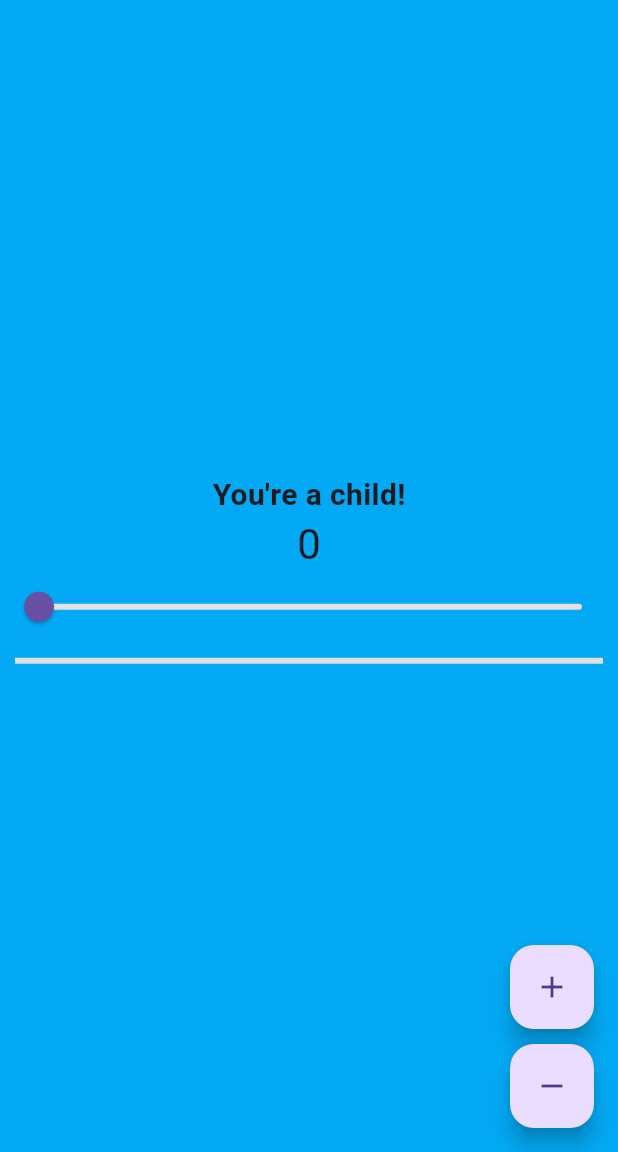
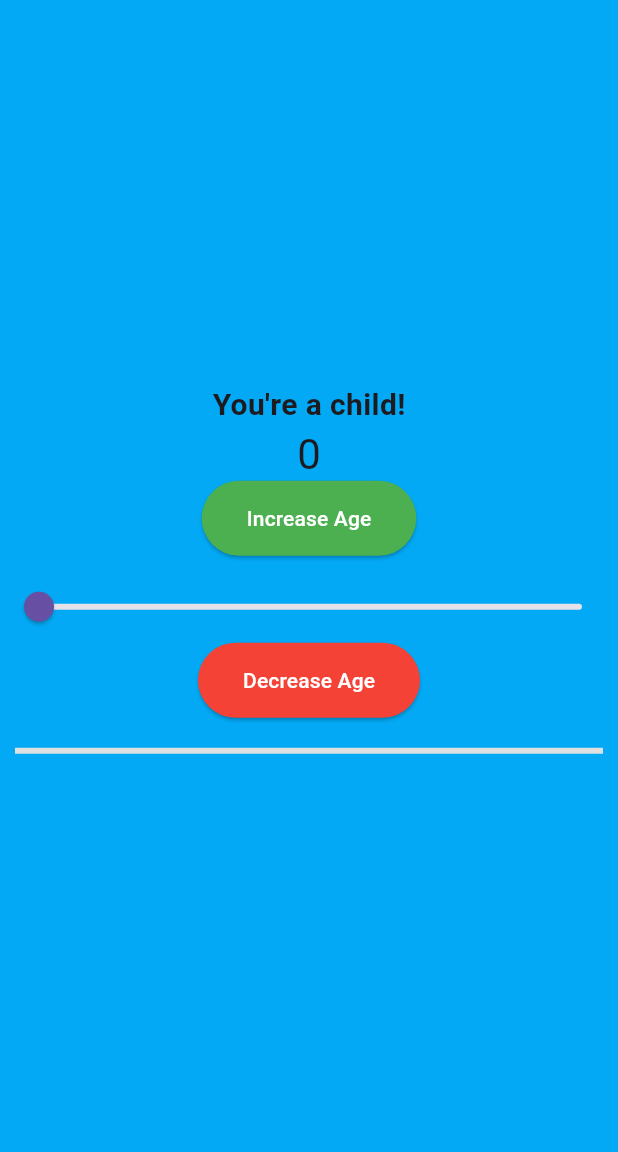
Before and after one commit to Dhruvv0203/provider_counter_app, a Flutter app: the screen it shows after launch, on a phone screen of 412 x 824 dp, the part 84-1236 px from its top. Run offline on Flutter 3.47's test engine with Material 3 defaults, Android fonts, the phone set to English and light mode, and no system bars.

```diff
--- a/lib/main.dart
+++ b/lib/main.dart
@@ -93,6 +93,17 @@ class MyHomePage extends StatelessWidget {
                 style: Theme.of(context).textTheme.headlineMedium,
               ),
             ),
+            // Green "Increase Age" Button above Slider
+            ElevatedButton(
+              onPressed: counter.increaseAge,
+              style: ElevatedButton.styleFrom(
+                backgroundColor: Colors.green,
+                padding: const EdgeInsets.symmetric(horizontal: 30, vertical: 15),
+              ),
+              child: const Text("Increase Age", style: TextStyle(color: Colors.white)),
+            ),
+            const SizedBox(height: 10),
+            // Age Slider
             Slider(
               value: counter.age.toDouble(),
               min: 0,
@@ -100,9 +111,19 @@ class MyHomePage extends StatelessWidget {
               divisions: 99,
               label: '${counter.age}',
               onChanged: (value) {
-                counter.setAge(value.toInt()); // Use setAge() method
+                counter.setAge(value.toInt());
               },
             ),
+            // Red "Decrease Age" Button below Slider
+            ElevatedButton(
+              onPressed: counter.decreaseAge,
+              style: ElevatedButton.styleFrom(
+                backgroundColor: Colors.red,
+                padding: const EdgeInsets.symmetric(horizontal: 30, vertical: 15),
+              ),
+              child: const Text("Decrease Age", style: TextStyle(color: Colors.white)),
+            ),
+            const SizedBox(height: 10),
             Padding(
               padding: const EdgeInsets.all(10.0),
               child: LinearProgressIndicator(
@@ -118,22 +139,6 @@ class MyHomePage extends StatelessWidget {
           ],
         ),
       ),
-      floatingActionButton: Column(
-        mainAxisAlignment: MainAxisAlignment.end,
-        children: [
-          FloatingActionButton(
-            onPressed: counter.increaseAge,
-            tooltip: 'Increase Age',
-            child: const Icon(Icons.add),
-          ),
-          const SizedBox(height: 10),
-          FloatingActionButton(
-            onPressed: counter.decreaseAge,
-            tooltip: 'Decrease Age',
-            child: const Icon(Icons.remove),
-          ),
-        ],
-      ),
     );
   }
 }
```
